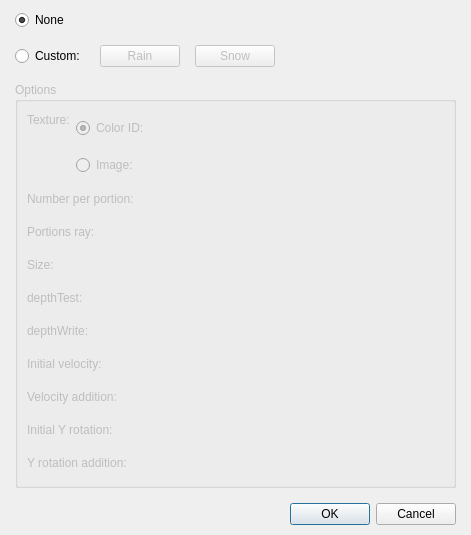
First picture: the form in Editor/Dialogs/Commands/dialogcommandchangeweather.ui, repository RPG-Paper-Maker/RPG-Paper-Maker, before the edit.
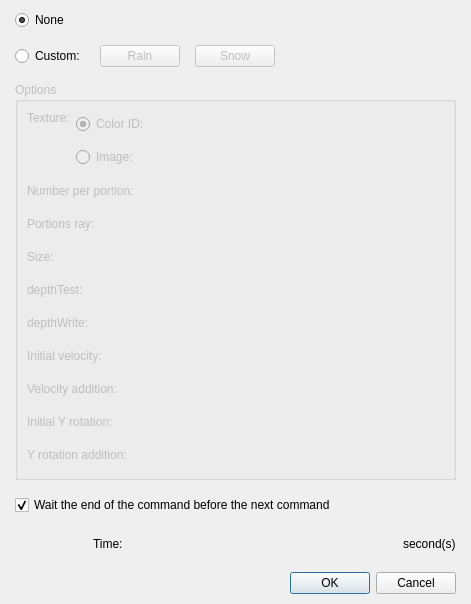
Second picture: the form after the edit. Custom widgets are drawn as their Qt base class.

Commit message: [WIP] Command change weather: adding time

What changed in the file:
```diff
--- a/Editor/Dialogs/Commands/dialogcommandchangeweather.ui
+++ b/Editor/Dialogs/Commands/dialogcommandchangeweather.ui
@@ -7,7 +7,7 @@
     <x>0</x>
     <y>0</y>
     <width>471</width>
-    <height>535</height>
+    <height>599</height>
    </rect>
   </property>
   <property name="windowTitle">
@@ -512,6 +512,63 @@
          </layout>
         </widget>
        </item>
+       <item>
+        <widget class="QCheckBox" name="checkBoxWaitEnd">
+         <property name="text">
+          <string>Wait the end of the command before the next command</string>
+         </property>
+         <property name="checked">
+          <bool>true</bool>
+         </property>
+        </widget>
+       </item>
+       <item>
+        <layout class="QHBoxLayout" name="horizontalLayout_3" stretch="1,0,0,0">
+         <item>
+          <spacer name="horizontalSpacer_5">
+           <property name="orientation">
+            <enum>Qt::Horizontal</enum>
+           </property>
+           <property name="sizeHint" stdset="0">
+            <size>
+             <width>40</width>
+             <height>20</height>
+            </size>
+           </property>
+          </spacer>
+         </item>
+         <item>
+          <widget class="QLabel" name="labelTime">
+           <property name="text">
+            <string>Time:</string>
+           </property>
+          </widget>
+         </item>
+         <item>
+          <widget class="PanelPrimitiveValue" name="panelPrimitiveTime" native="true">
+           <property name="minimumSize">
+            <size>
+             <width>250</width>
+             <height>27</height>
+            </size>
+           </property>
+           <property name="maximumSize">
+            <size>
+             <width>250</width>
+             <height>27</height>
+            </size>
+           </property>
+          </widget>
+         </item>
+         <item>
+          <widget class="QLabel" name="labelSeconds">
+           <property name="text">
+            <string>second(s)</string>
+           </property>
+          </widget>
+         </item>
+        </layout>
+       </item>
       </layout>
      </item>
      <item>
```
The commit also changes 2 other files.
